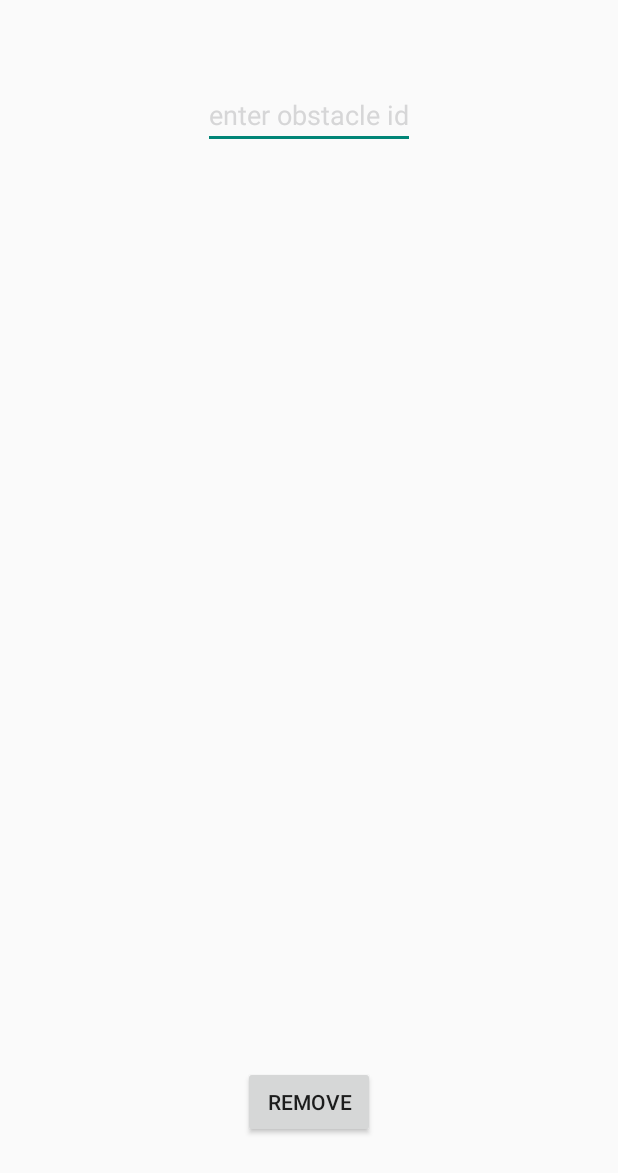
After one commit to yazanbsh/Drivers, an Android app: the layout removeobsdialog.xml on its own in the app's theme, with its tools: preview values and no code run, on a phone screen of 412 x 824 dp. The commit adds this screen. Shown: the top 1173 px of the screen. Run offline under Robolectric (Android 15) with nearby library versions, the phone set to English and light mode, and no system bars.

Commit message:
removeobs

```diff
--- /dev/null
+++ b/app/src/main/res/layout/removeobsdialog.xml
@@ -0,0 +1,25 @@
+<?xml version="1.0" encoding="utf-8"?>
+<RelativeLayout xmlns:android="http://schemas.android.com/apk/res/android"
+    android:layout_width="match_parent" android:layout_height="match_parent">
+
+    <EditText
+        android:layout_width="wrap_content"
+        android:layout_height="wrap_content"
+        android:id="@+id/removeobset"
+        android:layout_alignParentTop="true"
+        android:layout_centerHorizontal="true"
+        android:layout_marginTop="54dp"
+        android:hint="enter obstacle id"
+        android:textColor="@color/primary_text"
+        android:textColorHint="@color/primary_text"
+        />
+
+    <Button
+        android:layout_width="wrap_content"
+        android:layout_height="wrap_content"
+        android:text="remove"
+        android:id="@+id/removeobsdonebtn"
+        android:layout_alignParentBottom="true"
+        android:layout_centerHorizontal="true"
+        android:layout_marginBottom="65dp" />
+</RelativeLayout>
```
Also changed, not shown: app/src/main/java/com/example/yazan/drivers/MapsActivity.java (+125 -9 lines), app/src/main/res/layout/addobsdialog.xml (added, +25 -0 lines), app/src/main/res/layout/settingpage.xml (+7 -7 lines).
